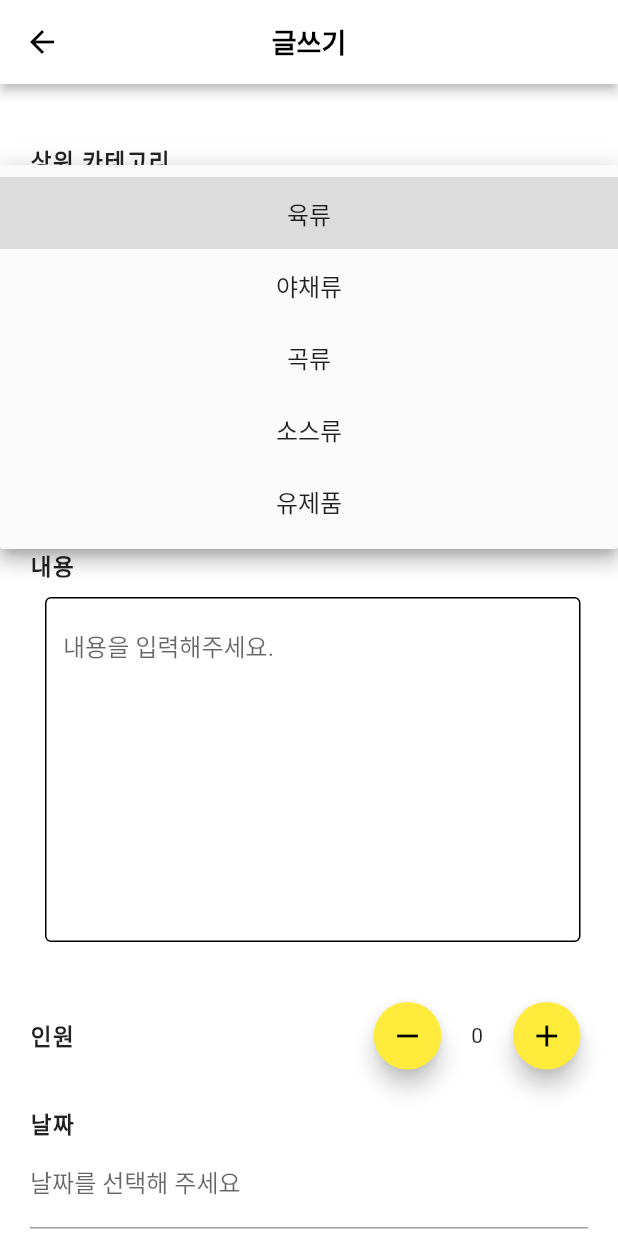
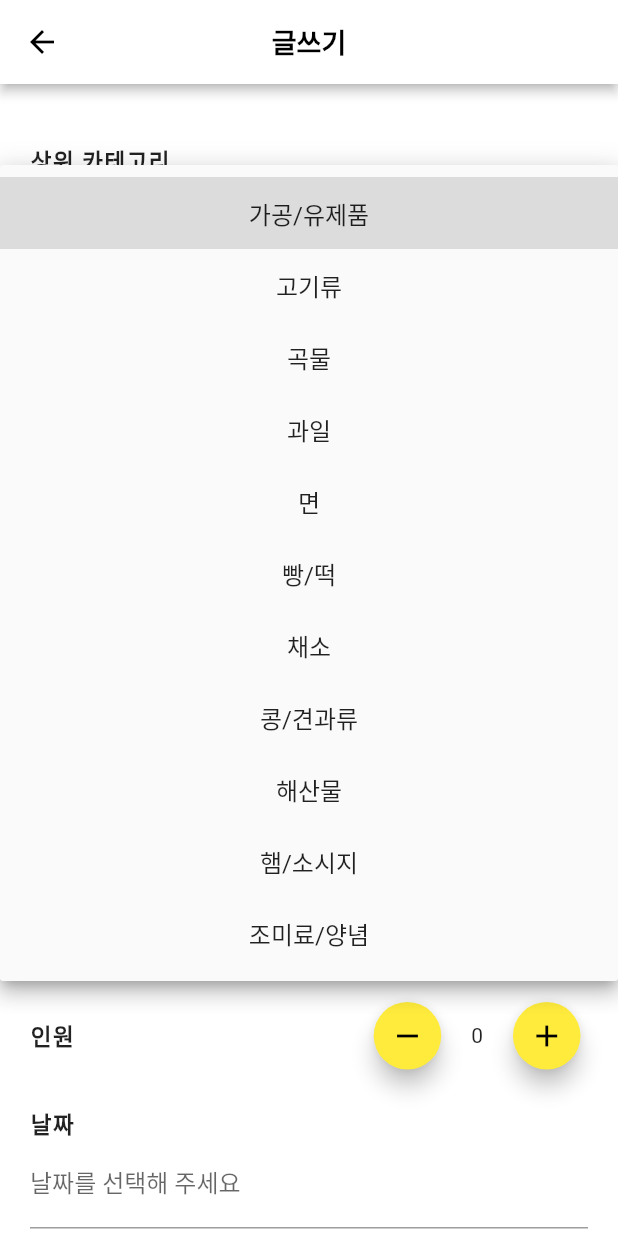
Before and after one commit to 2022EvenBetter/HomeAloneRecipe, a Flutter app: the GroupBuying screen opened directly, after a tap on "상위 카테고리를 선택해주세요", on a phone screen of 412 x 824 dp. Run offline on Flutter 3.47's test engine with Material 2 defaults, Android fonts, the phone set to English and light mode, and no system bars; our stand-ins replace cached_network_image, cloud_firestore, dropdown_button2, firebase_auth, firebase_core, firebase_database and 3 more; missing offline and left inert: bottom_drawer, dart:ffi, xml2json; accounts and stored records are empty.

Commit message:
Fix: add groupBuying_DropDown value

```diff
--- /dev/null
+++ b/lib/constants/category.dart
@@ -0,0 +1,48 @@
+final List<String> upperCategoryList = ['가공/유제품', '고기류', '곡물', '과일', '면' ,'빵/떡', '채소','콩/견과류','해산물','햄/소시지','조미료/양념'];
+
+String selectedUpper = '가공/유제품';
+
+final List<String> processedFoodList=['계란', '참치캔', '모짜렐라치즈', '체다치즈', '옥수수콘', '버터'];
+final List<String>  meatList=['닭고기','돼지고기','소고기'];
+final List<String>  grainList=['감자', '고구마', '밀가루', '빵가루', '부침가루', '옥수수', '찹쌀가루', '쌀'];
+final List<String>  fruitList=['감', '체리', '사과', '아보카도', '바나나', '오렌지', '건포도', '귤', '딸기'];
+final List<String>  noodleList=['칼국수면', '파스타면', '우동면', '소면', '당면', '라면'];
+final List<String>  breadList=['떡', '식빵', '떡국떡'];
+final List<String>  vegetableList=['가지','고추','김치','깻잎', '당근', '대파', '마늘', '무', '배추', '브로콜리', '상추', '샐러리',
+'시금치', '양배추', '양송이버섯', '양파', '오이', '콩나물', '토마토', '파프리카', '호박', '팽이버섯', '표고버섯'];
+final List<String>  beanList=['깨', '두부', '콩', '아몬드', '호두', '청국장'];
+final List<String>  seaFoodList=['갈치','게맛살', '고등어', '골뱅이', '굴', '꽁치', '낙지', '다시마', '새우', '동태',
+'멸치', '명태', '문어', '미역', '조개', '오징어', '전복', '조기', '쭈꾸미'];
+final List<String>  hamList=['베이컨', '비엔나소시지', '소시지', '햄'];
+final List<String>  seasoningList=['간장', '고추장', '고춧가루', '굴소스', '소금', '다진마늘', '멸치액젓',
+'설탕','소금','식초','쌈장','올리브유','케첩','마요네즈','후추','쇠고기 다시다','카레가루','참기름','된장'];
+final List<String> errorList=['다시 선택해주세요'];
+
+List<String> setLowerCategory(String? selected){
+  if(selected==upperCategoryList[0]){
+    return processedFoodList;
+  }else if(selected==upperCategoryList[1]){
+    return meatList;
+  }else if(selected==upperCategoryList[2]){
+    return grainList;
+  }else if(selected==upperCategoryList[3]){
+    return fruitList;
+  }else if(selected==upperCategoryList[4]){
+    return noodleList;
+  }else if(selected==upperCategoryList[5]){
+    return breadList;
+  }else if(selected==upperCategoryList[6]){
+    return vegetableList;
+  }else if(selected==upperCategoryList[7]){
+    return beanList;
+  }else if(selected==upperCategoryList[8]){
+    return seaFoodList;
+  }else if(selected==upperCategoryList[9]){
+    return hamList;
+  }else if(selected==upperCategoryList[10]){
+    return seasoningList;
+  }
+  else{
+    return errorList;
+  }
+}
--- a/lib/screen/home_screen.dart
+++ b/lib/screen/home_screen.dart
@@ -2,7 +2,7 @@ import 'dart:developer';
 
 import 'package:flutter/material.dart';
 import 'package:firebase_auth/firebase_auth.dart';
-import 'package:home_alone_recipe/screen/groupBuying_screen.dart';
+import 'package:home_alone_recipe/screen/postGroupBuying_screen.dart';
 import 'package:home_alone_recipe/screen/myTown_screen.dart';
 import 'package:home_alone_recipe/widget/bottomBar.dart';
 import 'ocr.dart';
--- a/lib/screen/groupBuying_screen.dart
+++ b/lib/screen/postGroupBuying_screen.dart
@@ -1,12 +1,10 @@
 import 'package:cloud_firestore/cloud_firestore.dart';
 import 'package:flutter/material.dart';
 import 'package:home_alone_recipe/screen/home_screen.dart';
-import 'package:home_alone_recipe/widget/bottomBar.dart';
-import 'package:firebase_database/firebase_database.dart';
 import 'package:home_alone_recipe/models/post.dart';
-import 'package:intl/intl.dart';
 import 'package:provider/provider.dart';
 import 'package:home_alone_recipe/Provider/userProvider.dart';
+import 'package:home_alone_recipe/constants/category.dart';
 
 class GroupBuying extends StatefulWidget {
   const GroupBuying({Key? key}) : super(key: key);
@@ -16,20 +14,12 @@ class GroupBuying extends StatefulWidget {
 }
 
 class _GroupBuyingState extends State<GroupBuying> {
+  List<String> lowerCategoryList = [];
+  String? selectedUpper;
+  String? selectedLower;
   late UserProvider _userProvider;
   FirebaseFirestore fireStore = FirebaseFirestore.instance;
   final _formKey = GlobalKey<FormState>();
-  final List<String> upperCategoryList = ['육류', '야채류', '곡류', '소스류', '유제품'];
-  String selectedUpper = '육류';
-  final List<String> lowerCategoryList = [
-    '돼지고기',
-    '닭고기',
-    '쌀',
-    '우유',
-    '양상추',
-    '굴소스'
-  ];
-  String selectedLower = '돼지고기';
   Post post = Post(); //Post 클래스의 인스턴스 생성
   int participantsCounter = 0;
 
@@ -255,7 +245,7 @@ class _GroupBuyingState extends State<GroupBuying> {
                                 Container(
                                   width:
                                       MediaQuery.of(context).size.width / 1.1,
-                                  child: DropdownButton(
+                                  child: DropdownButtonFormField(
                                     hint: Text('상위 카테고리를 선택해주세요',
                                         style: TextStyle(
                                             color: Colors.black, fontSize: 17)),
@@ -276,8 +266,20 @@ class _GroupBuyingState extends State<GroupBuying> {
                                       setState(() {
                                         selectedUpper = value!;
                                         post.upperCategory = value;
+                                        lowerCategoryList =
+                                            setLowerCategory(value!.toString());
+                                        selectedLower = lowerCategoryList[0];
                                       });
                                     },
+                                    onSaved: (value) {
+                                      selectedUpper = value!.toString();
+                                      post.upperCategory = value;
+                                      lowerCategoryList =
+                                          setLowerCategory(value!.toString());
+                                    },
+                                    value: selectedUpper == null
+                                        ? null
+                                        : selectedUpper,
                                   ),
                                 ),
                               ]),
@@ -303,8 +305,11 @@ class _GroupBuyingState extends State<GroupBuying> {
                             children: [
                               Container(
                                 width: MediaQuery.of(context).size.width / 1.1,
-                                child: DropdownButton(
+                                child: DropdownButtonFormField(
                                   isExpanded: true,
+                                  value: selectedLower == null
+                                      ? null
+                                      : selectedLower,
                                   hint: Text('하위 카테고리를 선택해주세요',
                                       style: TextStyle(
                                           color: Colors.black, fontSize: 17)),
@@ -326,7 +331,11 @@ class _GroupBuyingState extends State<GroupBuying> {
                                       post.lowerCategory = value;
                                       print(post.lowerCategory);
                                     });
-                                    }),
+                                  },
+                                  onSaved: (value) {
+                                    selectedLower = value!.toString();
+                                  },
+                                ),
                               ),
                             ],
                           ),
--- a/lib/widget/bottomBar.dart
+++ b/lib/widget/bottomBar.dart
@@ -1,5 +1,5 @@
 import 'package:flutter/material.dart';
-import 'package:home_alone_recipe/screen/groupBuying_screen.dart';
+import 'package:home_alone_recipe/screen/postGroupBuying_screen.dart';
 import 'package:home_alone_recipe/screen/login_screen.dart';
 import 'package:firebase_core/firebase_core.dart';
 import 'package:home_alone_recipe/screen/signup_screen.dart';
```
Also changed, not shown: pubspec.lock. Lines whose indentation alone changed are shown as unchanged.
